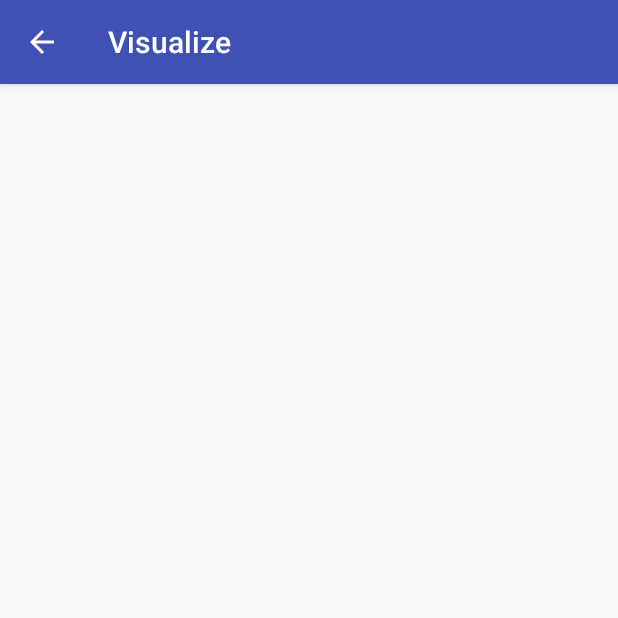
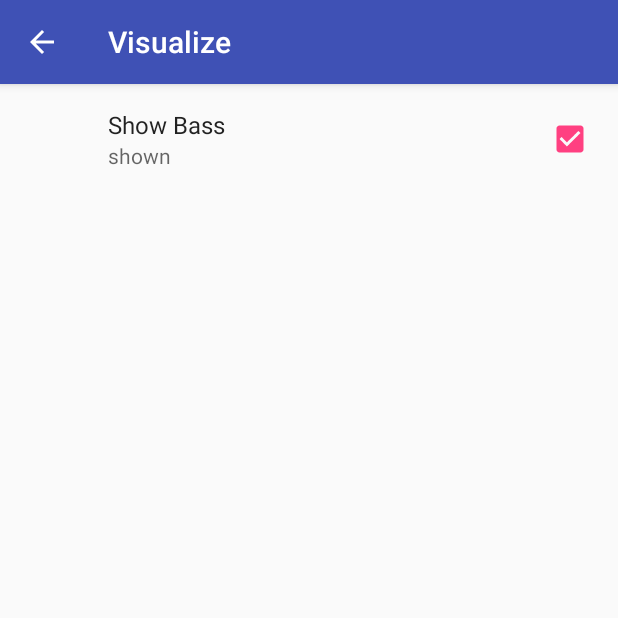
Before and after one commit to mohamedmohamedtaha/SetupTheActivity, an Android app: the SettingsActivity screen opened directly, with no data from a screen before it, on a phone screen of 412 x 824 dp, the top half of it. Run offline under Robolectric (Android 15) with nearby library versions, the phone set to English and light mode, and no system bars; our stand-ins replace androidx.preference.

Commit message:
the second edit

```diff
--- a/app/build.gradle
+++ b/app/build.gradle
@@ -20,4 +20,8 @@ android {
 dependencies {
     compile fileTree(dir: 'libs', include: ['*.jar'])
     compile 'com.android.support:appcompat-v7:25.1.0'
+
+    // TODO (1) Add the gradle dependency for the support preference fragment
+    compile 'com.android.support:preference-v7:25.1.0'
+
 }
--- /dev/null
+++ b/app/src/main/java/android/example/com/visualizerpreferences/SettingsFragment.java
@@ -0,0 +1,16 @@
+package android.example.com.visualizerpreferences;
+
+import android.os.Bundle;
+import android.support.v7.preference.PreferenceFragmentCompat;
+
+/**
+ * Created by MANASATT on 16/10/17.
+ */
+
+public class SettingsFragment extends PreferenceFragmentCompat {
+    @Override
+    public void onCreatePreferences(Bundle savedInstanceState, String rootKey) {
+        addPreferencesFromResource(R.xml.pref_visualizer);
+
+    }
+}
--- a/app/src/main/res/layout/activity_settings.xml
+++ b/app/src/main/res/layout/activity_settings.xml
@@ -1,9 +1,9 @@
 <?xml version="1.0" encoding="utf-8"?>
-<LinearLayout xmlns:android="http://schemas.android.com/apk/res/android"
-    xmlns:app="http://schemas.android.com/apk/res-auto"
-    xmlns:tools="http://schemas.android.com/tools"
+<fragment xmlns:android="http://schemas.android.com/apk/res/android"
+    android:id="@+id/activity_settings"
+
     android:layout_width="match_parent"
     android:layout_height="match_parent"
-    tools:context="android.example.com.visualizerpreferences.SettingsActivity">
+    android:name="android.example.com.visualizerpreferences.SettingsFragment">
 
-</LinearLayout>
+</fragment>
--- a/app/src/main/res/values/styles.xml
+++ b/app/src/main/res/values/styles.xml
@@ -6,6 +6,8 @@
         <item name="colorPrimary">@color/colorPrimary</item>
         <item name="colorPrimaryDark">@color/colorPrimaryDark</item>
         <item name="colorAccent">@color/colorAccent</item>
+        <!-- TODO (6) Add a theme for the preference -->
+        <item name="preferenceTheme">@style/PreferenceThemeOverlay</item>
     </style>
 
 </resources>
--- /dev/null
+++ b/app/src/main/res/xml/pref_visualizer.xml
@@ -0,0 +1,10 @@
+<?xml version="1.0" encoding="utf-8"?>
+<PreferenceScreen xmlns:android="http://schemas.android.com/apk/res/android">
+    <CheckBoxPreference
+        android:defaultValue="true"
+        android:key="show_bass"
+        android:summaryOff="hidden"
+        android:summaryOn="shown"
+        android:title="Show Bass"/>
+
+</PreferenceScreen>
```
Also changed, not shown: app/src/main/java/android/example/com/visualizerpreferences/SettingsActivity.java (+14 -0 lines).
